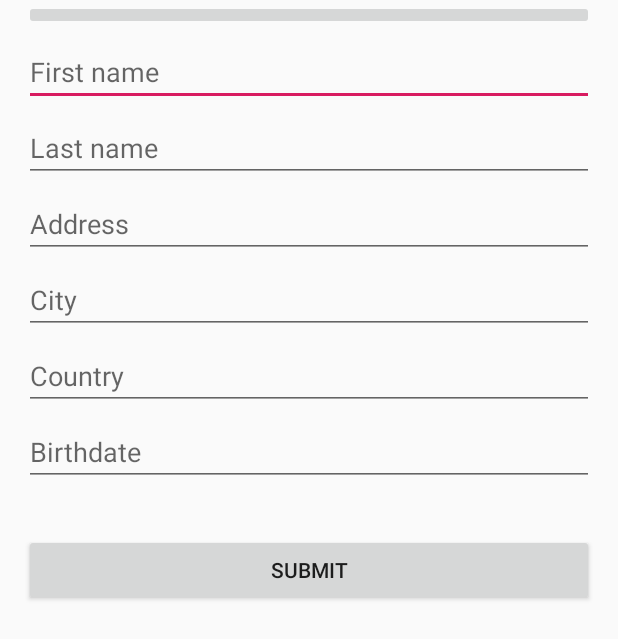
After one commit to alexgrb/HospitalPatientsIndex, an Android app: the EnterPatientInfo screen opened directly, with no data from a screen before it, on a phone screen of 412 x 824 dp. The commit adds this screen. Shown: the top 639 px of the screen. Run offline under Robolectric (Android 15) with nearby library versions, the phone set to English and light mode, and no system bars; libraries missing offline, so code that uses them is left out: ch.hevs.linearlayout.

Commit message:
rien qui marche lol

```diff
--- /dev/null
+++ b/app/src/main/java/com/example/hospitalpatientsindex/EnterPatientInfo.java
@@ -0,0 +1,59 @@
+package com.example.hospitalpatientsindex;
+
+import android.app.Activity;
+import android.content.Intent;
+import android.os.Bundle;
+import android.view.View;
+import android.widget.Button;
+import android.widget.EditText;
+import android.widget.ImageButton;
+
+import androidx.annotation.Nullable;
+
+import ch.hevs.linearlayout.R;
+
+public class EnterPatientInfo extends Activity {
+
+    //should still add a picture variable
+    private ImageButton imageButton;
+    private Button submit;
+    private EditText firstName;
+    private EditText lastName;
+    private EditText address;
+    private EditText npa;
+    private EditText city;
+    private EditText country;
+    private EditText birthdate;
+
+    @Override
+    protected void onCreate(@Nullable Bundle savedInstanceState) {
+        super.onCreate(savedInstanceState);
+        setContentView(R.layout.activity_enter_info);
+
+        imageButton = (ImageButton)  findViewById(R.id.btn_image);
+        submit = (Button) findViewById(R.id.btn_submit);
+        firstName = (EditText) findViewById(R.id.et_firstname);
+        lastName = (EditText) findViewById(R.id.et_lastname);
+        address = (EditText) findViewById(R.id.et_address);
+        city = (EditText) findViewById(R.id.et_city);
+        country = (EditText) findViewById(R.id.et_country);
+        birthdate = (EditText) findViewById(R.id.et_birthdate);
+
+        submit.setOnClickListener(new View.OnClickListener() {
+
+            @Override
+            public void onClick(View v) {
+                Intent intent = new Intent(EnterPatientInfo.this, ShowPatientInfo.class);
+                //intent.putExtra("firstname", imageButton..getText().toString());
+                intent.putExtra("firstname", firstName.getText().toString());
+                intent.putExtra("lastname", lastName.getText().toString());
+                intent.putExtra("address", address.getText().toString());
+                intent.putExtra("city", city.getText().toString());
+                intent.putExtra("country", country.getText().toString());
+                intent.putExtra("birthdate", birthdate.getText().toString());
+
+                EnterPatientInfo.this.startActivity(intent);
+            }
+        });
+    }
+}
--- /dev/null
+++ b/app/src/main/res/layout/activity_enter_info.xml
@@ -0,0 +1,70 @@
+<LinearLayout xmlns:android="http://schemas.android.com/apk/res/android"
+    android:layout_width="match_parent"
+    android:layout_height="match_parent"
+    android:orientation="vertical"
+    android:paddingLeft="16dp"
+    android:paddingRight="16dp"
+    android:layout_marginBottom="32dp">
+
+    <ImageButton
+        android:id="@+id/btn_image"
+        android:hint="picture"
+        android:layout_width="match_parent"
+        android:layout_height="wrap_content"
+        />
+
+    <EditText
+        android:id="@+id/et_firstname"
+        android:layout_width="match_parent"
+        android:layout_height="wrap_content"
+        android:layout_marginTop="5dp"
+        android:hint="@string/firstName" >
+
+        <requestFocus />
+    </EditText>
+
+    <EditText
+        android:id="@+id/et_lastname"
+        android:layout_width="match_parent"
+        android:layout_height="wrap_content"
+        android:layout_marginTop="5dp"
+        android:hint="@string/lastName" />
+
+    <EditText
+        android:id="@+id/et_address"
+        android:layout_width="match_parent"
+        android:layout_height="wrap_content"
+        android:layout_marginTop="5dp"
+        android:hint="@string/address" />
+
+    <EditText
+        android:id="@+id/et_city"
+        android:layout_width="match_parent"
+        android:layout_height="wrap_content"
+        android:layout_marginTop="5dp"
+        android:hint="@string/city" />
+
+    <EditText
+        android:id="@+id/et_country"
+        android:layout_width="match_parent"
+        android:layout_height="wrap_content"
+        android:layout_marginTop="5dp"
+        android:hint="@string/country" />
+
+    <EditText
+        android:id="@+id/et_birthdate"
+        android:layout_width="match_parent"
+        android:layout_height="wrap_content"
+        android:layout_marginTop="5dp"
+        android:hint="@string/birthdate" />
+
+    <Button
+        android:id="@+id/btn_submit"
+        android:layout_width="match_parent"
+        android:layout_height="wrap_content"
+        android:layout_marginTop="32dp"
+        android:text="@string/submit" />
+
+
+
+</LinearLayout>
--- a/app/src/main/res/mipmap-anydpi-v26/ic_launcher.xml
+++ b/app/src/main/res/mipmap-anydpi-v26/ic_launcher.xml
@@ -1,5 +1,5 @@
 <?xml version="1.0" encoding="utf-8"?>
 <adaptive-icon xmlns:android="http://schemas.android.com/apk/res/android">
-    <background android:drawable="@drawable/ic_launcher_background"/>
-    <foreground android:drawable="@drawable/ic_launcher_foreground"/>
+    <background android:drawable="@drawable/ic_launcher_background" />
+    <foreground android:drawable="@drawable/ic_launcher_foreground" />
 </adaptive-icon>
--- a/app/src/main/res/mipmap-anydpi-v26/ic_launcher_round.xml
+++ b/app/src/main/res/mipmap-anydpi-v26/ic_launcher_round.xml
@@ -1,5 +1,5 @@
 <?xml version="1.0" encoding="utf-8"?>
 <adaptive-icon xmlns:android="http://schemas.android.com/apk/res/android">
-    <background android:drawable="@drawable/ic_launcher_background"/>
-    <foreground android:drawable="@drawable/ic_launcher_foreground"/>
+    <background android:drawable="@drawable/ic_launcher_background" />
+    <foreground android:drawable="@drawable/ic_launcher_foreground" />
 </adaptive-icon>
--- a/app/src/main/res/values/strings.xml
+++ b/app/src/main/res/values/strings.xml
@@ -1,3 +1,13 @@
 <resources>
-    <string name="app_name">HospitalPatientsIndex</string>
+    <string name="app_name">Hospital Patients Index</string>
+    <string name="action_settings">Settings</string>
+    <string name="firstName">First name</string>
+    <string name="lastName">Last name</string>
+    <string name="address">Address</string>
+    <string name="city">City</string>
+    <string name="country">Country</string>
+    <string name="birthdate">Birthdate</string>
+    <string name="submit">Submit</string>
+    <string name="title_activity_main">Add Patient</string>
+    <string name="nan">NaN</string>
 </resources>
--- a/gradle.properties
+++ b/gradle.properties
@@ -1,21 +1,16 @@
 # Project-wide Gradle settings.
-
 # IDE (e.g. Android Studio) users:
 # Gradle settings configured through the IDE *will override*
 # any settings specified in this file.
-
 # For more details on how to configure your build environment visit
 # http://www.gradle.org/docs/current/userguide/build_environment.html
-
 # Specifies the JVM arguments used for the daemon process.
 # The setting is particularly useful for tweaking memory settings.
 org.gradle.jvmargs=-Xmx1536m
-
 # When configured, Gradle will run in incubating parallel mode.
 # This option should only be used with decoupled projects. More details, visit
 # http://www.gradle.org/docs/current/userguide/multi_project_builds.html#sec:decoupled_projects
 # org.gradle.parallel=true
-
 # AndroidX package structure to make it clearer which packages are bundled with the
 # Android operating system, and which are packaged with your app's APK
 # https://developer.android.com/topic/libraries/support-library/androidx-rn
```
Also changed, not shown: app/src/main/AndroidManifest.xml (+3 -9 lines), app/src/main/java/com/example/hospitalpatientsindex/MainActivity.java (deleted, +0 -13 lines), app/src/main/java/com/example/hospitalpatientsindex/ShowPatientInfo.java (added, +40 -0 lines), app/src/main/res/drawable-v24/ic_launcher_foreground.xml (+6 -6 lines), app/src/main/res/drawable/ic_launcher_background.xml (+166 -70 lines), app/src/main/res/layout/activity_main.xml (deleted, +0 -19 lines), app/src/main/res/layout/show_patient.xml (added, +128 -0 lines), 2 other files.
